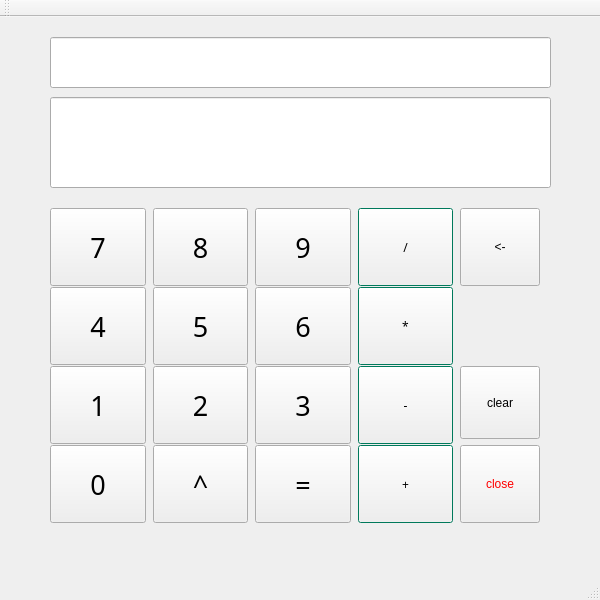
LSH0624/project, file QtCalculator_LSH/QtCalculator_LSH/QtCalculator_LSH.ui: the form before one commit.
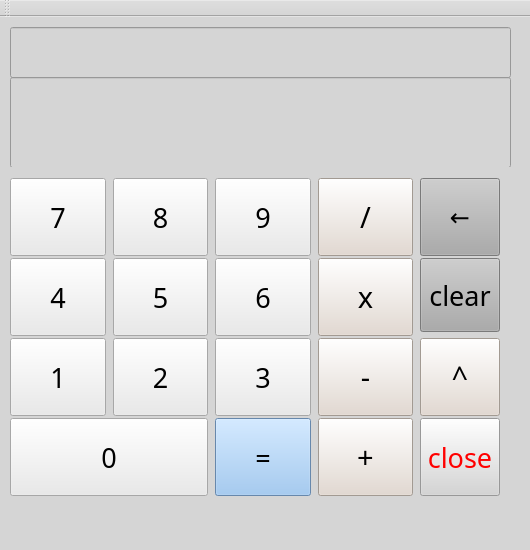
The form after the commit.

```diff
--- a/QtCalculator_LSH/QtCalculator_LSH/QtCalculator_LSH.ui
+++ b/QtCalculator_LSH/QtCalculator_LSH/QtCalculator_LSH.ui
@@ -9,8 +9,8 @@
    <rect>
     <x>0</x>
     <y>0</y>
-    <width>600</width>
-    <height>600</height>
+    <width>530</width>
+    <height>550</height>
    </rect>
   </property>
   <property name="sizePolicy">
@@ -21,14 +21,14 @@
   </property>
   <property name="minimumSize">
    <size>
-    <width>600</width>
-    <height>600</height>
+    <width>530</width>
+    <height>550</height>
    </size>
   </property>
   <property name="maximumSize">
    <size>
-    <width>600</width>
-    <height>600</height>
+    <width>530</width>
+    <height>550</height>
    </size>
   </property>
   <property name="focusPolicy">
@@ -37,6 +37,9 @@
   <property name="windowTitle">
    <string>QtCalculator_LSH</string>
   </property>
+  <property name="styleSheet">
+   <string notr="true">background-color: rgb(213, 213, 213);</string>
+  </property>
   <property name="iconSize">
    <size>
     <width>30</width>
@@ -50,8 +53,8 @@
    <widget class="QLineEdit" name="linePutInNum">
     <property name="geometry">
      <rect>
-      <x>50</x>
-      <y>80</y>
+      <x>10</x>
+      <y>60</y>
       <width>501</width>
       <height>91</height>
      </rect>
@@ -65,6 +68,9 @@
     <property name="tabletTracking">
      <bool>false</bool>
     </property>
+    <property name="styleSheet">
+     <string notr="true">background-color: rgb(213, 213, 213);</string>
+    </property>
     <property name="frame">
      <bool>true</bool>
     </property>
@@ -78,10 +84,10 @@
    <widget class="QWidget" name="layoutWidget">
     <property name="geometry">
      <rect>
-      <x>50</x>
-      <y>180</y>
+      <x>10</x>
+      <y>150</y>
       <width>501</width>
-      <height>331</height>
+      <height>335</height>
      </rect>
     </property>
     <layout class="QGridLayout" name="gridLayout" rowstretch="0,0,0,0">
@@ -111,21 +117,30 @@
        <property name="palette">
         <palette>
          <active>
+          <colorrole role="Button">
+           <brush brushstyle="SolidPattern">
+            <color alpha="255">
+             <red>227</red>
+             <green>215</green>
+             <blue>205</blue>
+            </color>
+           </brush>
+          </colorrole>
           <colorrole role="Base">
            <brush brushstyle="SolidPattern">
             <color alpha="255">
-             <red>255</red>
-             <green>255</green>
-             <blue>255</blue>
+             <red>227</red>
+             <green>215</green>
+             <blue>205</blue>
             </color>
            </brush>
           </colorrole>
           <colorrole role="Window">
            <brush brushstyle="SolidPattern">
             <color alpha="255">
-             <red>0</red>
-             <green>170</green>
-             <blue>127</blue>
+             <red>227</red>
+             <green>215</green>
+             <blue>205</blue>
             </color>
            </brush>
           </colorrole>
@@ -140,21 +155,30 @@
           </colorrole>
          </active>
          <inactive>
+          <colorrole role="Button">
+           <brush brushstyle="SolidPattern">
+            <color alpha="255">
+             <red>227</red>
+             <green>215</green>
+             <blue>205</blue>
+            </color>
+           </brush>
+          </colorrole>
           <colorrole role="Base">
            <brush brushstyle="SolidPattern">
             <color alpha="255">
-             <red>255</red>
-             <green>255</green>
-             <blue>255</blue>
+             <red>227</red>
+             <green>215</green>
+             <blue>205</blue>
             </color>
            </brush>
           </colorrole>
           <colorrole role="Window">
            <brush brushstyle="SolidPattern">
             <color alpha="255">
-             <red>0</red>
-             <green>170</green>
-             <blue>127</blue>
+             <red>227</red>
+             <green>215</green>
+             <blue>205</blue>
             </color>
            </brush>
           </colorrole>
@@ -169,21 +193,30 @@
           </colorrole>
          </inactive>
          <disabled>
+          <colorrole role="Button">
+           <brush brushstyle="SolidPattern">
+            <color alpha="255">
+             <red>227</red>
+             <green>215</green>
+             <blue>205</blue>
+            </color>
+           </brush>
+          </colorrole>
           <colorrole role="Base">
            <brush brushstyle="SolidPattern">
             <color alpha="255">
-             <red>0</red>
-             <green>170</green>
-             <blue>127</blue>
+             <red>227</red>
+             <green>215</green>
+             <blue>205</blue>
             </color>
            </brush>
           </colorrole>
           <colorrole role="Window">
            <brush brushstyle="SolidPattern">
             <color alpha="255">
-             <red>0</red>
-             <green>170</green>
-             <blue>127</blue>
+             <red>227</red>
+             <green>215</green>
+             <blue>205</blue>
             </color>
            </brush>
           </colorrole>
@@ -201,11 +234,15 @@
        </property>
        <property name="font">
         <font>
-         <family>휴먼모음T</family>
+         <family>돋움체</family>
+         <pointsize>22</pointsize>
         </font>
        </property>
+       <property name="styleSheet">
+        <string notr="true">background-color: rgb(227, 215, 205);</string>
+       </property>
        <property name="text">
-        <string>*</string>
+        <string>x</string>
        </property>
       </widget>
      </item>
@@ -229,33 +266,14 @@
          <pointsize>20</pointsize>
         </font>
        </property>
+       <property name="styleSheet">
+        <string notr="true">background-color: rgb(234, 234, 234);</string>
+       </property>
        <property name="text">
         <string>8</string>
        </property>
       </widget>
      </item>
-     <item row="2" column="4">
-      <widget class="QPushButton" name="pushButton_clear">
-       <property name="enabled">
-        <bool>true</bool>
-       </property>
-       <property name="sizePolicy">
-        <sizepolicy hsizetype="Fixed" vsizetype="Fixed">
-         <horstretch>0</horstretch>
-         <verstretch>0</verstretch>
-        </sizepolicy>
-       </property>
-       <property name="maximumSize">
-        <size>
-         <width>16777215</width>
-         <height>16777214</height>
-        </size>
-       </property>
-       <property name="text">
-        <string>clear</string>
-       </property>
-      </widget>
-     </item>
      <item row="2" column="2">
       <widget class="QPushButton" name="pushButton_03">
        <property name="minimumSize">
@@ -270,6 +288,9 @@
          <pointsize>20</pointsize>
         </font>
        </property>
+       <property name="styleSheet">
+        <string notr="true">background-color: rgb(234, 234, 234);</string>
+       </property>
        <property name="text">
         <string>3</string>
        </property>
@@ -289,6 +310,9 @@
          <pointsize>20</pointsize>
         </font>
        </property>
+       <property name="styleSheet">
+        <string notr="true">background-color: rgb(234, 234, 234);</string>
+       </property>
        <property name="text">
         <string>4</string>
        </property>
@@ -323,21 +347,30 @@
        <property name="palette">
         <palette>
          <active>
+          <colorrole role="Button">
+           <brush brushstyle="SolidPattern">
+            <color alpha="255">
+             <red>227</red>
+             <green>215</green>
+             <blue>205</blue>
+            </color>
+           </brush>
+          </colorrole>
           <colorrole role="Base">
            <brush brushstyle="SolidPattern">
             <color alpha="255">
-             <red>255</red>
-             <green>255</green>
-             <blue>255</blue>
+             <red>227</red>
+             <green>215</green>
+             <blue>205</blue>
             </color>
            </brush>
           </colorrole>
           <colorrole role="Window">
            <brush brushstyle="SolidPattern">
             <color alpha="255">
-             <red>0</red>
-             <green>170</green>
-             <blue>127</blue>
+             <red>227</red>
+             <green>215</green>
+             <blue>205</blue>
             </color>
            </brush>
           </colorrole>
@@ -352,21 +385,30 @@
           </colorrole>
          </active>
          <inactive>
+          <colorrole role="Button">
+           <brush brushstyle="SolidPattern">
+            <color alpha="255">
+             <red>227</red>
+             <green>215</green>
+             <blue>205</blue>
+            </color>
+           </brush>
+          </colorrole>
           <colorrole role="Base">
            <brush brushstyle="SolidPattern">
             <color alpha="255">
-             <red>255</red>
-             <green>255</green>
-             <blue>255</blue>
+             <red>227</red>
+             <green>215</green>
+             <blue>205</blue>
             </color>
            </brush>
           </colorrole>
           <colorrole role="Window">
            <brush brushstyle="SolidPattern">
             <color alpha="255">
-             <red>0</red>
-             <green>170</green>
-             <blue>127</blue>
+             <red>227</red>
+             <green>215</green>
+             <blue>205</blue>
             </color>
            </brush>
           </colorrole>
@@ -381,21 +423,30 @@
           </colorrole>
          </inactive>
          <disabled>
+          <colorrole role="Button">
+           <brush brushstyle="SolidPattern">
+            <color alpha="255">
+             <red>227</red>
+             <green>215</green>
+             <blue>205</blue>
+            </color>
+           </brush>
+          </colorrole>
           <colorrole role="Base">
            <brush brushstyle="SolidPattern">
             <color alpha="255">
-             <red>0</red>
-             <green>170</green>
-             <blue>127</blue>
+             <red>227</red>
+             <green>215</green>
+             <blue>205</blue>
             </color>
            </brush>
           </colorrole>
           <colorrole role="Window">
            <brush brushstyle="SolidPattern">
             <color alpha="255">
-             <red>0</red>
-             <green>170</green>
-             <blue>127</blue>
+             <red>227</red>
+             <green>215</green>
+             <blue>205</blue>
             </color>
            </brush>
           </colorrole>
@@ -413,7 +464,8 @@
        </property>
        <property name="font">
         <font>
-         <family>휴먼모음T</family>
+         <family>돋움체</family>
+         <pointsize>22</pointsize>
         </font>
        </property>
        <property name="cursor">
@@ -422,6 +474,9 @@
        <property name="contextMenuPolicy">
         <enum>Qt::NoContextMenu</enum>
        </property>
+       <property name="styleSheet">
+        <string notr="true">background-color: rgb(227, 215, 205);</string>
+       </property>
        <property name="text">
         <string>/</string>
        </property>
@@ -441,6 +496,9 @@
          <pointsize>20</pointsize>
         </font>
        </property>
+       <property name="styleSheet">
+        <string notr="true">background-color: rgb(234, 234, 234);</string>
+       </property>
        <property name="text">
         <string>1</string>
        </property>
@@ -460,6 +518,9 @@
          <pointsize>20</pointsize>
         </font>
        </property>
+       <property name="styleSheet">
+        <string notr="true">background-color: rgb(234, 234, 234);</string>
+       </property>
        <property name="text">
         <string>2</string>
        </property>
@@ -479,6 +540,9 @@
          <pointsize>20</pointsize>
         </font>
        </property>
+       <property name="styleSheet">
+        <string notr="true">background-color: rgb(234, 234, 234);</string>
+       </property>
        <property name="text">
         <string>9</string>
        </property>
@@ -501,21 +565,30 @@
        <property name="palette">
         <palette>
          <active>
+          <colorrole role="Button">
+           <brush brushstyle="SolidPattern">
+            <color alpha="255">
+             <red>227</red>
+             <green>215</green>
+             <blue>205</blue>
+            </color>
+           </brush>
+          </colorrole>
           <colorrole role="Base">
            <brush brushstyle="SolidPattern">
             <color alpha="255">
-             <red>255</red>
-             <green>255</green>
-             <blue>255</blue>
+             <red>227</red>
+             <green>215</green>
+             <blue>205</blue>
             </color>
            </brush>
           </colorrole>
           <colorrole role="Window">
            <brush brushstyle="SolidPattern">
             <color alpha="255">
-             <red>0</red>
-             <green>170</green>
-             <blue>127</blue>
+             <red>227</red>
+             <green>215</green>
+             <blue>205</blue>
             </color>
            </brush>
           </colorrole>
@@ -530,21 +603,30 @@
           </colorrole>
          </active>
          <inactive>
+          <colorrole role="Button">
+           <brush brushstyle="SolidPattern">
+            <color alpha="255">
+             <red>227</red>
+             <green>215</green>
+             <blue>205</blue>
+            </color>
+           </brush>
+          </colorrole>
           <colorrole role="Base">
            <brush brushstyle="SolidPattern">
             <color alpha="255">
-             <red>255</red>
-             <green>255</green>
-             <blue>255</blue>
+             <red>227</red>
+             <green>215</green>
+             <blue>205</blue>
             </color>
            </brush>
           </colorrole>
           <colorrole role="Window">
            <brush brushstyle="SolidPattern">
             <color alpha="255">
-             <red>0</red>
-             <green>170</green>
-             <blue>127</blue>
+             <red>227</red>
+             <green>215</green>
+             <blue>205</blue>
             </color>
            </brush>
           </colorrole>
@@ -559,21 +641,30 @@
           </colorrole>
          </inactive>
          <disabled>
+          <colorrole role="Button">
+           <brush brushstyle="SolidPattern">
+            <color alpha="255">
+             <red>227</red>
+             <green>215</green>
+             <blue>205</blue>
+            </color>
+           </brush>
+          </colorrole>
           <colorrole role="Base">
            <brush brushstyle="SolidPattern">
             <color alpha="255">
-             <red>0</red>
-             <green>170</green>
-             <blue>127</blue>
+             <red>227</red>
+             <green>215</green>
+             <blue>205</blue>
             </color>
            </brush>
           </colorrole>
           <colorrole role="Window">
            <brush brushstyle="SolidPattern">
             <color alpha="255">
-             <red>0</red>
-             <green>170</green>
-             <blue>127</blue>
+             <red>227</red>
+             <green>215</green>
+             <blue>205</blue>
             </color>
            </brush>
           </colorrole>
@@ -591,9 +682,13 @@
        </property>
        <property name="font">
         <font>
-         <family>휴먼모음T</family>
+         <family>돋움체</family>
+         <pointsize>22</pointsize>
         </font>
        </property>
+       <property name="styleSheet">
+        <string notr="true">background-color: rgb(227, 215, 205);</string>
+       </property>
        <property name="text">
         <string>+</string>
        </property>
@@ -628,6 +723,9 @@
          <pointsize>20</pointsize>
         </font>
        </property>
+       <property name="styleSheet">
+        <string notr="true">background-color: rgb(234, 234, 234);</string>
+       </property>
        <property name="text">
         <string>6</string>
        </property>
@@ -644,21 +742,30 @@
        <property name="palette">
         <palette>
          <active>
+          <colorrole role="Button">
+           <brush brushstyle="SolidPattern">
+            <color alpha="255">
+             <red>227</red>
+             <green>215</green>
+             <blue>205</blue>
+            </color>
+           </brush>
+          </colorrole>
           <colorrole role="Base">
            <brush brushstyle="SolidPattern">
             <color alpha="255">
-             <red>255</red>
-             <green>255</green>
-             <blue>255</blue>
+             <red>227</red>
+             <green>215</green>
+             <blue>205</blue>
             </color>
            </brush>
           </colorrole>
           <colorrole role="Window">
            <brush brushstyle="SolidPattern">
             <color alpha="255">
-             <red>0</red>
-             <green>170</green>
-             <blue>127</blue>
+             <red>227</red>
+             <green>215</green>
+             <blue>205</blue>
             </color>
            </brush>
           </colorrole>
@@ -673,21 +780,30 @@
           </colorrole>
          </active>
          <inactive>
+          <colorrole role="Button">
+           <brush brushstyle="SolidPattern">
+            <color alpha="255">
+             <red>227</red>
+             <green>215</green>
+             <blue>205</blue>
+            </color>
+           </brush>
+          </colorrole>
           <colorrole role="Base">
            <brush brushstyle="SolidPattern">
             <color alpha="255">
-             <red>255</red>
-             <green>255</green>
-             <blue>255</blue>
+             <red>227</red>
+             <green>215</green>
+             <blue>205</blue>
             </color>
            </brush>
           </colorrole>
           <colorrole role="Window">
            <brush brushstyle="SolidPattern">
             <color alpha="255">
-             <red>0</red>
-             <green>170</green>
-             <blue>127</blue>
+             <red>227</red>
+             <green>215</green>
+             <blue>205</blue>
             </color>
            </brush>
           </colorrole>
@@ -702,21 +818,30 @@
           </colorrole>
          </inactive>
          <disabled>
+          <colorrole role="Button">
+           <brush brushstyle="SolidPattern">
+            <color alpha="255">
+             <red>227</red>
+             <green>215</green>
+             <blue>205</blue>
+            </color>
+           </brush>
+          </colorrole>
           <colorrole role="Base">
            <brush brushstyle="SolidPattern">
             <color alpha="255">
-             <red>0</red>
-             <green>170</green>
-             <blue>127</blue>
+             <red>227</red>
+             <green>215</green>
+             <blue>205</blue>
             </color>
            </brush>
           </colorrole>
           <colorrole role="Window">
            <brush brushstyle="SolidPattern">
             <color alpha="255">
-             <red>0</red>
-             <green>170</green>
-             <blue>127</blue>
+             <red>227</red>
+             <green>215</green>
+             <blue>205</blue>
             </color>
            </brush>
           </colorrole>
@@ -734,9 +859,13 @@
        </property>
        <property name="font">
         <font>
-         <family>휴먼모음T</family>
+         <family>돋움체</family>
+         <pointsize>22</pointsize>
         </font>
        </property>
+       <property name="styleSheet">
+        <string notr="true">background-color: rgb(227, 215, 205);</string>
+       </property>
        <property name="text">
         <string>-</string>
        </property>
@@ -756,6 +885,9 @@
          <pointsize>20</pointsize>
         </font>
        </property>
+       <property name="styleSheet">
+        <string notr="true">background-color: rgb(234, 234, 234);</string>
+       </property>
        <property name="text">
         <string>5</string>
        </property>
@@ -781,6 +913,9 @@
          <pointsize>20</pointsize>
         </font>
        </property>
+       <property name="styleSheet">
+        <string notr="true">background-color: rgb(234, 234, 234);</string>
+       </property>
        <property name="text">
         <string>7</string>
        </property>
@@ -797,6 +932,15 @@
        <property name="palette">
         <palette>
          <active>
+          <colorrole role="Button">
+           <brush brushstyle="SolidPattern">
+            <color alpha="255">
+             <red>213</red>
+             <green>213</green>
+             <blue>213</blue>
+            </color>
+           </brush>
+          </colorrole>
           <colorrole role="Text">
            <brush brushstyle="SolidPattern">
             <color alpha="255">
@@ -815,8 +959,35 @@
             </color>
            </brush>
           </colorrole>
+          <colorrole role="Base">
+           <brush brushstyle="SolidPattern">
+            <color alpha="255">
+             <red>213</red>
+             <green>213</green>
+             <blue>213</blue>
+            </color>
+           </brush>
+          </colorrole>
+          <colorrole role="Window">
+           <brush brushstyle="SolidPattern">
+            <color alpha="255">
+             <red>213</red>
+             <green>213</green>
+             <blue>213</blue>
+            </color>
+           </brush>
+          </colorrole>
          </active>
          <inactive>
+          <colorrole role="Button">
+           <brush brushstyle="SolidPattern">
+            <color alpha="255">
+             <red>213</red>
+             <green>213</green>
+             <blue>213</blue>
+            </color>
+           </brush>
+          </colorrole>
           <colorrole role="Text">
            <brush brushstyle="SolidPattern">
             <color alpha="255">
@@ -835,8 +1006,35 @@
             </color>
            </brush>
           </colorrole>
+          <colorrole role="Base">
+           <brush brushstyle="SolidPattern">
+            <color alpha="255">
+             <red>213</red>
+             <green>213</green>
+             <blue>213</blue>
+            </color>
+           </brush>
+          </colorrole>
+          <colorrole role="Window">
+           <brush brushstyle="SolidPattern">
+            <color alpha="255">
+             <red>213</red>
+             <green>213</green>
+             <blue>213</blue>
+            </color>
+           </brush>
+          </colorrole>
          </inactive>
          <disabled>
+          <colorrole role="Button">
+           <brush brushstyle="SolidPattern">
+            <color alpha="255">
+             <red>213</red>
+             <green>213</green>
+             <blue>213</blue>
+            </color>
+           </brush>
+          </colorrole>
           <colorrole role="Text">
            <brush brushstyle="SolidPattern">
             <color alpha="255">
@@ -855,13 +1053,31 @@
             </color>
            </brush>
           </colorrole>
+          <colorrole role="Base">
+           <brush brushstyle="SolidPattern">
+            <color alpha="255">
+             <red>213</red>
+             <green>213</green>
+             <blue>213</blue>
+            </color>
+           </brush>
+          </colorrole>
+          <colorrole role="Window">
+           <brush brushstyle="SolidPattern">
+            <color alpha="255">
+             <red>213</red>
+             <green>213</green>
+             <blue>213</blue>
+            </color>
+           </brush>
+          </colorrole>
          </disabled>
         </palette>
        </property>
        <property name="font">
         <font>
-         <weight>50</weight>
-         <bold>false</bold>
+         <family>Agency FB</family>
+         <pointsize>20</pointsize>
         </font>
        </property>
        <property name="text">
@@ -889,49 +1105,14 @@
          <pointsize>20</pointsize>
         </font>
        </property>
+       <property name="styleSheet">
+        <string notr="true">background-color: rgb(144, 191, 241);</string>
+       </property>
        <property name="text">
         <string>=</string>
        </property>
       </widget>
      </item>
-     <item row="3" column="0">
-      <widget class="QPushButton" name="pushButton_00">
-       <property name="minimumSize">
-        <size>
-         <width>78</width>
-         <height>78</height>
-        </size>
-       </property>
-       <property name="font">
-        <font>
-         <family>휴먼아미체</family>
-         <pointsize>20</pointsize>
-        </font>
-       </property>
-       <property name="text">
-        <string>0</string>
-       </property>
-      </widget>
-     </item>
-     <item row="3" column="1">
-      <widget class="QPushButton" name="pushButton_RtP">
-       <property name="minimumSize">
-        <size>
-         <width>78</width>
-         <height>78</height>
-        </size>
-       </property>
-       <property name="font">
-        <font>
-         <family>휴먼아미체</family>
-         <pointsize>20</pointsize>
-        </font>
-       </property>
-       <property name="text">
-        <string>^</string>
-       </property>
-      </widget>
-     </item>
      <item row="0" column="4">
       <widget class="QPushButton" name="pushButton_Back">
        <property name="minimumSize">
@@ -940,8 +1121,92 @@
          <height>78</height>
         </size>
        </property>
+       <property name="font">
+        <font>
+         <family>Agency FB</family>
+         <pointsize>18</pointsize>
+        </font>
+       </property>
+       <property name="styleSheet">
+        <string notr="true">background-color: rgb(171, 171, 171);</string>
+       </property>
        <property name="text">
-        <string>&lt;-</string>
+        <string>←</string>
+       </property>
+      </widget>
+     </item>
+     <item row="1" column="4">
+      <widget class="QPushButton" name="pushButton_clear">
+       <property name="enabled">
+        <bool>true</bool>
+       </property>
+       <property name="sizePolicy">
+        <sizepolicy hsizetype="Fixed" vsizetype="Fixed">
+         <horstretch>0</horstretch>
+         <verstretch>0</verstretch>
+        </sizepolicy>
+       </property>
+       <property name="maximumSize">
+        <size>
+         <width>16777215</width>
+         <height>16777214</height>
+        </size>
+       </property>
+       <property name="font">
+        <font>
+         <family>Agency FB</family>
+         <pointsize>20</pointsize>
+        </font>
+       </property>
+       <property name="styleSheet">
+        <string notr="true">background-color: rgb(171, 171, 171);</string>
+       </property>
+       <property name="text">
+        <string>clear</string>
+       </property>
+      </widget>
+     </item>
+     <item row="2" column="4">
+      <widget class="QPushButton" name="pushButton_RtP">
+       <property name="minimumSize">
+        <size>
+         <width>78</width>
+         <height>78</height>
+        </size>
+       </property>
+       <property name="font">
+        <font>
+         <family>돋움체</family>
+         <pointsize>22</pointsize>
+        </font>
+       </property>
+       <property name="styleSheet">
+        <string notr="true">background-color: rgb(227, 215, 205);</string>
+       </property>
+       <property name="text">
+        <string>^</string>
+       </property>
+      </widget>
+     </item>
+     <item row="3" column="0" colspan="2">
+      <widget class="QPushButton" name="pushButton_00">
+       <property name="minimumSize">
+        <size>
+         <width>78</width>
+         <height>78</height>
+        </size>
+       </property>
+       <property name="font">
+        <font>
+         <family>휴먼아미체</family>
+         <pointsize>20</pointsize>
+        </font>
+       </property>
+       <property name="styleSheet">
+        <string notr="true">background-color: rgb(234, 234, 234);</string>
+       </property>
+       <property name="text">
+        <string>0</string>
        </property>
       </widget>
      </item>
@@ -950,12 +1215,15 @@
    <widget class="QLineEdit" name="lineStack">
     <property name="geometry">
      <rect>
-      <x>50</x>
-      <y>20</y>
+      <x>10</x>
+      <y>10</y>
       <width>501</width>
       <height>51</height>
      </rect>
     </property>
+    <property name="styleSheet">
+     <string notr="true">background-color: rgb(213, 213, 213);</string>
+    </property>
    </widget>
   </widget>
   <widget class="QMenuBar" name="menuBar">
```
Left out of the diff: 2 changed lines with no effect on the pictures.
